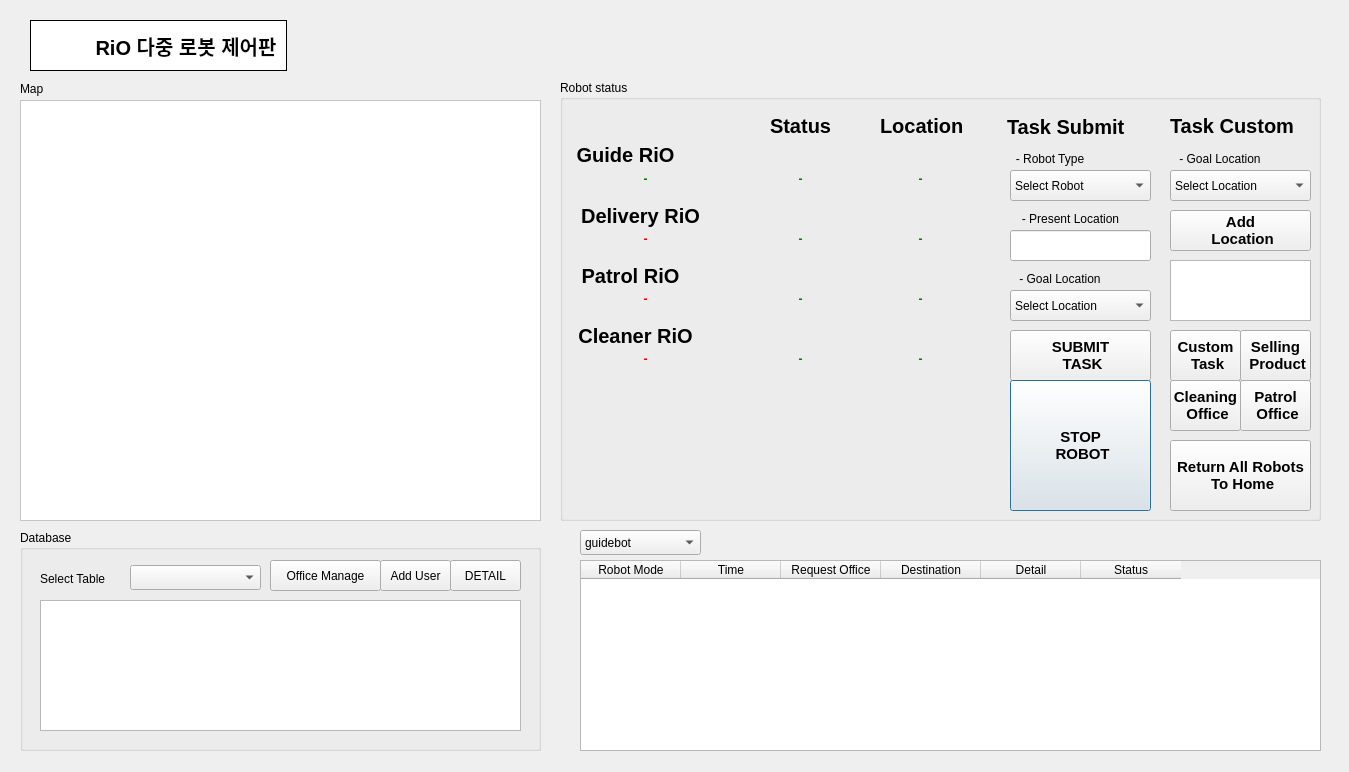
The window that src/rio_ui/rio_ui/ui/admin_service.ui (addinedu-ros-4th/ros-repo-1) describes before a commit, drawn with Qt 5.
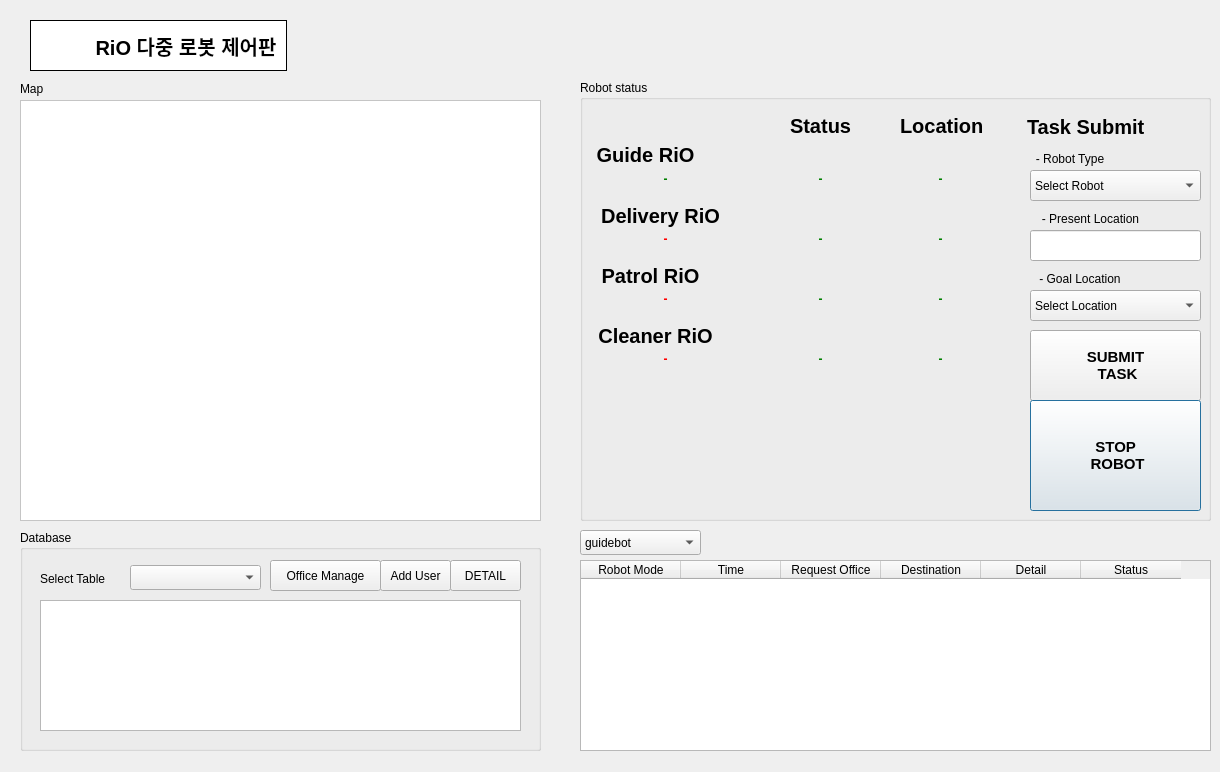
The same window after the commit.

Commit message: admin ui size fix

```diff
--- a/src/rio_ui/rio_ui/ui/admin_service.ui
+++ b/src/rio_ui/rio_ui/ui/admin_service.ui
@@ -6,7 +6,7 @@
    <rect>
     <x>0</x>
     <y>0</y>
-    <width>1349</width>
+    <width>1220</width>
     <height>772</height>
    </rect>
   </property>
@@ -35,9 +35,9 @@
   <widget class="QGroupBox" name="robot_st_group">
    <property name="geometry">
     <rect>
-     <x>560</x>
+     <x>580</x>
      <y>80</y>
-     <width>761</width>
+     <width>631</width>
      <height>441</height>
     </rect>
    </property>
@@ -289,7 +289,7 @@
      <rect>
       <x>450</x>
       <y>90</y>
-      <width>141</width>
+      <width>171</width>
       <height>31</height>
      </rect>
     </property>
@@ -361,8 +361,8 @@
      <rect>
       <x>450</x>
       <y>250</y>
-      <width>141</width>
-      <height>51</height>
+      <width>171</width>
+      <height>71</height>
      </rect>
     </property>
     <property name="font">
@@ -475,7 +475,7 @@
      <rect>
       <x>450</x>
       <y>150</y>
-      <width>141</width>
+      <width>171</width>
       <height>31</height>
      </rect>
     </property>
@@ -487,9 +487,9 @@
     <property name="geometry">
      <rect>
       <x>450</x>
-      <y>300</y>
-      <width>141</width>
-      <height>131</height>
+      <y>320</y>
+      <width>171</width>
+      <height>111</height>
      </rect>
     </property>
     <property name="font">
@@ -510,7 +510,7 @@
    <widget class="QPushButton" name="btn_clean_loc">
     <property name="geometry">
      <rect>
-      <x>610</x>
+      <x>690</x>
       <y>300</y>
       <width>71</width>
       <height>51</height>
@@ -531,7 +531,7 @@
    <widget class="QPushButton" name="btn_patrol_loc">
     <property name="geometry">
      <rect>
-      <x>680</x>
+      <x>760</x>
       <y>300</y>
       <width>71</width>
       <height>51</height>
@@ -552,7 +552,7 @@
    <widget class="QPushButton" name="btn_sell_loc">
     <property name="geometry">
      <rect>
-      <x>680</x>
+      <x>760</x>
       <y>250</y>
       <width>71</width>
       <height>51</height>
@@ -573,7 +573,7 @@
    <widget class="QLabel" name="Task_Custom">
     <property name="geometry">
      <rect>
-      <x>610</x>
+      <x>690</x>
       <y>30</y>
       <width>131</width>
       <height>31</height>
@@ -596,7 +596,7 @@
    <widget class="QComboBox" name="task_custom_loc">
     <property name="geometry">
      <rect>
-      <x>610</x>
+      <x>690</x>
       <y>90</y>
       <width>141</width>
       <height>31</height>
@@ -791,7 +791,7 @@
    <widget class="QLabel" name="label_24">
     <property name="geometry">
      <rect>
-      <x>610</x>
+      <x>690</x>
       <y>70</y>
       <width>100</width>
       <height>17</height>
@@ -807,7 +807,7 @@
    <widget class="QPushButton" name="btn_add_loc">
     <property name="geometry">
      <rect>
-      <x>610</x>
+      <x>690</x>
       <y>130</y>
       <width>141</width>
       <height>41</height>
@@ -828,7 +828,7 @@
    <widget class="QTextEdit" name="textEdit">
     <property name="geometry">
      <rect>
-      <x>610</x>
+      <x>690</x>
       <y>180</y>
       <width>141</width>
       <height>61</height>
@@ -838,7 +838,7 @@
    <widget class="QPushButton" name="btn_custom_task">
     <property name="geometry">
      <rect>
-      <x>610</x>
+      <x>690</x>
       <y>250</y>
       <width>71</width>
       <height>51</height>
@@ -861,7 +861,7 @@
      <rect>
       <x>450</x>
       <y>210</y>
-      <width>141</width>
+      <width>171</width>
       <height>31</height>
      </rect>
     </property>
@@ -1165,7 +1165,7 @@
    <widget class="QPushButton" name="btn_patrol_loc_2">
     <property name="geometry">
      <rect>
-      <x>610</x>
+      <x>690</x>
       <y>360</y>
       <width>141</width>
       <height>71</height>
@@ -1287,7 +1287,7 @@
     <rect>
      <x>580</x>
      <y>560</y>
-     <width>741</width>
+     <width>631</width>
      <height>191</height>
     </rect>
    </property>
```
Left out of the diff: 8 changed lines with no effect on the pictures.
